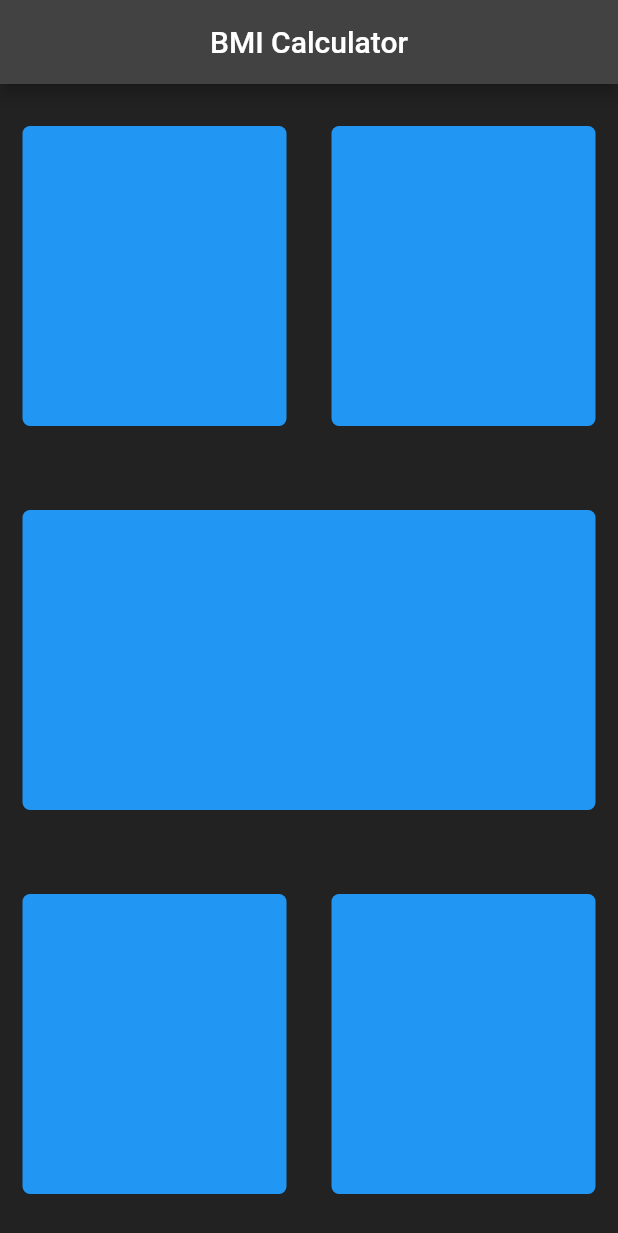
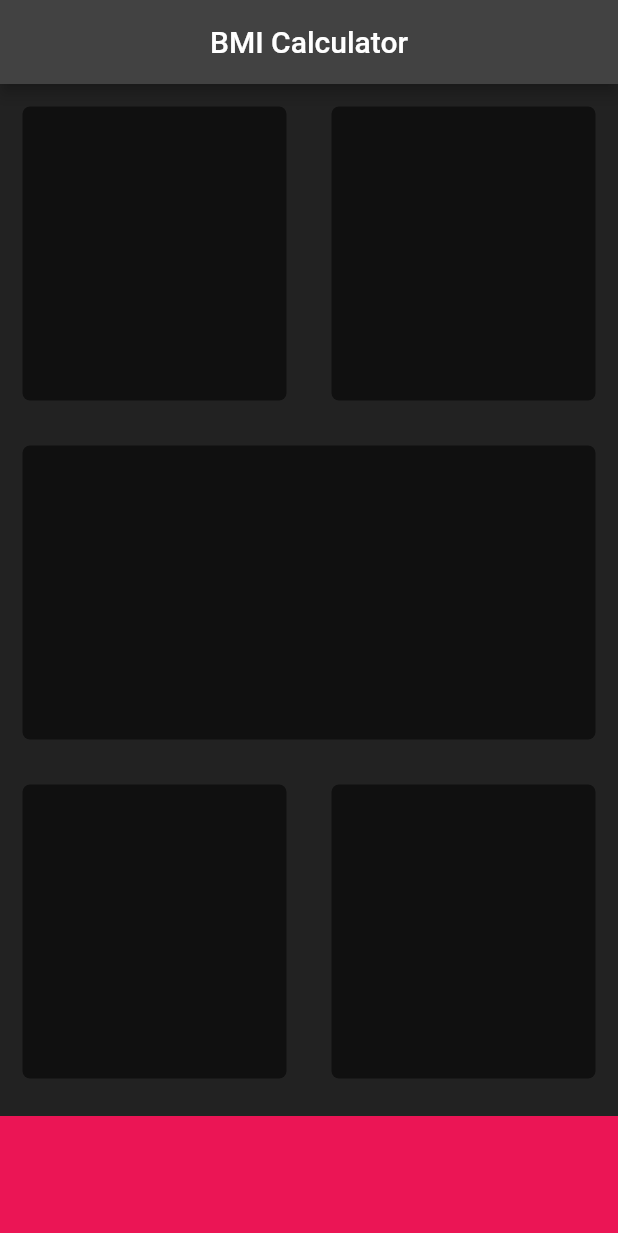
Before and after one commit to Mahsanali0786/climate_app, a Flutter app: the screen it shows after launch, on a phone screen of 412 x 824 dp. Shown: the top 1233 px of the screen. Run offline on Flutter 3.47's test engine with Material 2 defaults, Android fonts, the phone set to English and light mode, and no system bars.

Commit message:
cleaned some code and const are moved up

```diff
--- a/bmi_calculator/lib/input_page.dart
+++ b/bmi_calculator/lib/input_page.dart
@@ -1,4 +1,7 @@
 import 'package:flutter/material.dart';
+
+const comonBoxColor = Colors.black54;
+const bottomContainerColor = const Color(0XFFEB1555);
 
 class InputPage extends StatefulWidget {
   const InputPage({Key? key}) : super(key: key);
@@ -19,25 +22,31 @@ class _InputPageState extends State<InputPage> {
         children:[
           Expanded(child: Row(children: [
 
-            Expanded(child: ReusableCard(colour: Colors.blue,),),
-            Expanded(child: ReusableCard(colour: Colors.blue,),),
+            Expanded(child: ReusableCard(colour: comonBoxColor,),),
+            Expanded(child: ReusableCard(colour:  comonBoxColor,),),
 
 
           ],))
           ,
           Expanded(child: Row(children: [
-            Expanded(child: ReusableCard(colour: Colors.blue,),),
+            Expanded(child: ReusableCard(colour:  comonBoxColor,),),
 
           ],))
         ,
         Expanded(child: Row(children: [
 
-            Expanded(child: ReusableCard(colour: Colors.blue,),),
-            Expanded(child: ReusableCard(colour: Colors.blue,),),
+            Expanded(child: ReusableCard(colour:  comonBoxColor,),),
+            Expanded(child: ReusableCard(colour:  comonBoxColor,),),
 
 
           ],))
 
+       ,Container(
+        margin: EdgeInsets.only(top: 10.0),
+        width: double.infinity,
+        height: 80.0,
+        color:bottomContainerColor,
+       ),
         ] ,
       ),
     );
@@ -48,7 +57,7 @@ class _InputPageState extends State<InputPage> {
 
 class ReusableCard extends StatelessWidget {
 
-   Color colour;
+  final Color colour;
 
  ReusableCard({required this.colour});
 
@@ -58,9 +67,9 @@ class ReusableCard extends StatelessWidget {
     return Container(
       height: 200,
       width: 170,
-      margin: EdgeInsets.all(15),
+      margin: const EdgeInsets.all(15.0),
       decoration: BoxDecoration(
-        borderRadius: BorderRadius.all(Radius.circular(5)),
+        borderRadius: const BorderRadius.all(Radius.circular(5)),
         color: colour,
       ),
 
```
